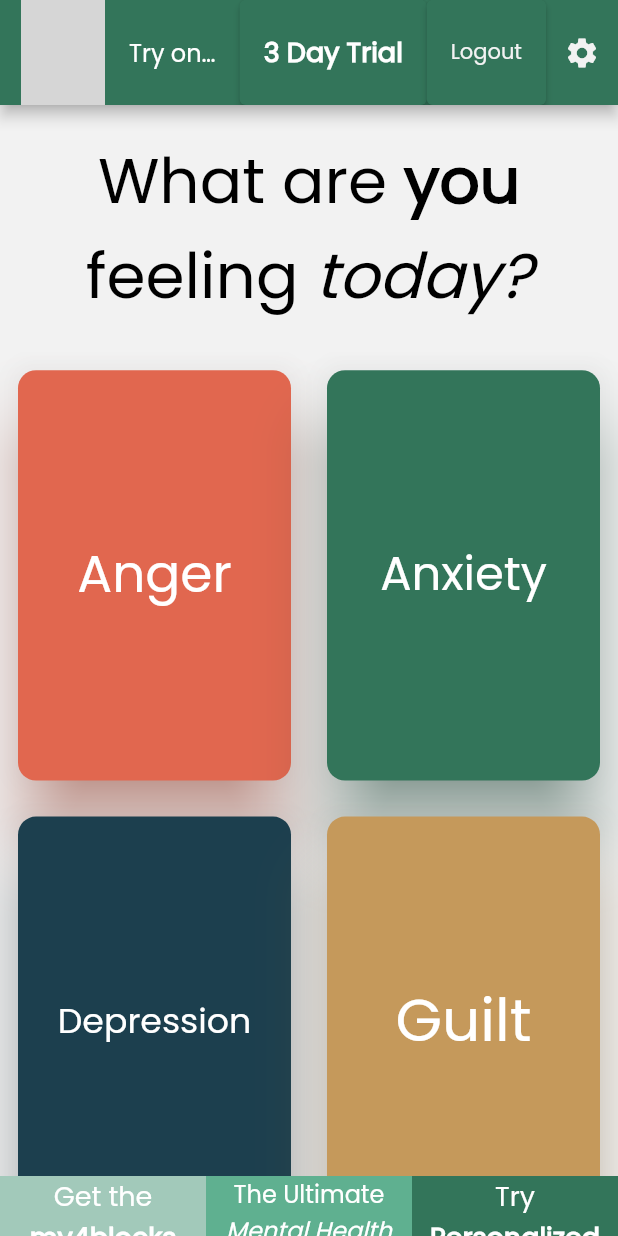
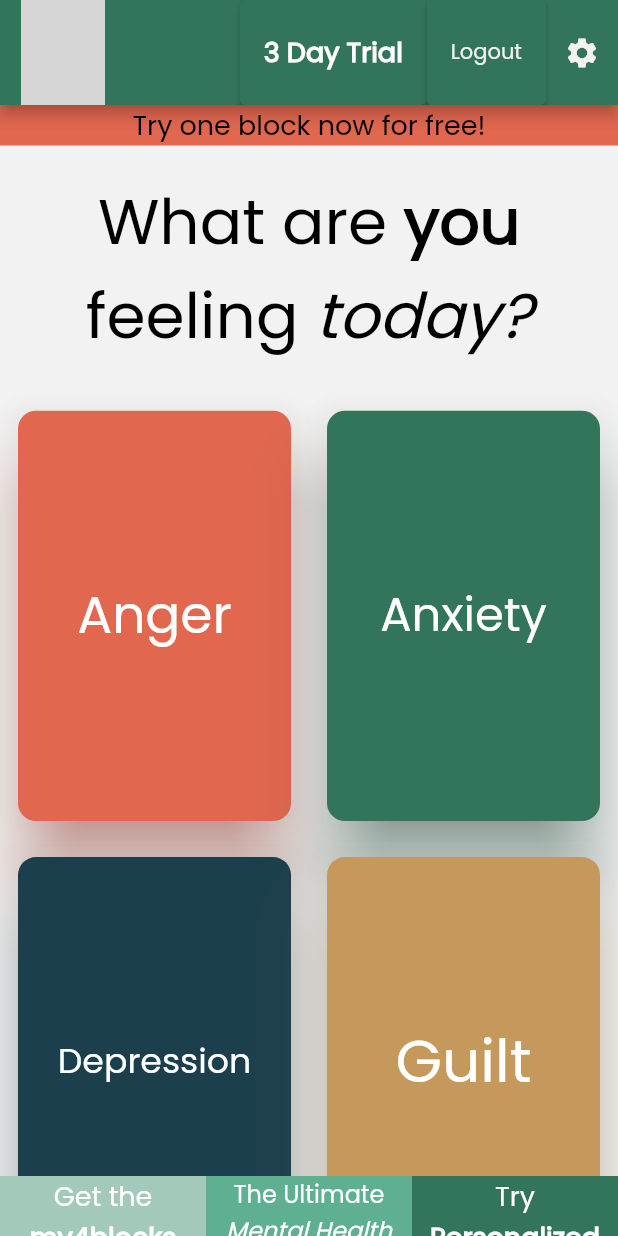
Before and after one commit to maylortaylor/MentalHealthApp, a Flutter app: the screen it shows once a user with an empty profile is signed in, on a phone screen of 412 x 824 dp. Run offline on Flutter 3.47's test engine with Material 2 defaults, Android fonts, the phone set to English and light mode, and no system bars; our stand-ins replace another_flushbar, auto_size_text, card_swiper, cloud_firestore, firebase_auth, firebase_core and 4 more; missing offline and left inert: responsive_ui, textfield_tags; accounts and stored records are empty; network calls fail; grey boxes are pictures that could not be loaded.

Commit message:
better ui with try now text and play button

```diff
--- a/mental_health_app/lib/screens/decision.screen.dart
+++ b/mental_health_app/lib/screens/decision.screen.dart
@@ -16,6 +16,7 @@ import 'package:mental_health_app/services/navigation_service.dart';
 import 'package:mental_health_app/ui/auth/register_screen.dart';
 import 'package:mental_health_app/ui/setting/setting_screen.dart';
 import 'package:mental_health_app/widgets/platform_aware_asset_image.dart';
+import 'package:mental_health_app/widgets/responsive.dart';
 import 'package:provider/provider.dart';
 
 import '../screens/prompt.screen.dart';
@@ -82,12 +83,12 @@ class _DecisionScreenState extends  State<DecisionScreen> {
         // Center(child: Text("${currentUser?.firstName}")) : Container(),
         leading: leadingAppBar(),
         leadingWidth: 70,
-        title: const Text(
+        title: !ResponsiveWidget.isSmallScreen(context) ? const Text(
           "Try one block now for free!",
           style: TextStyle(
             fontSize: 16
           ),
-          ),
+          ) : Container(),
         actions: [
           authProvider.status == Status.Unauthenticated ? ElevatedButton(
             style: ButtonStyle(
@@ -228,8 +229,22 @@ class _DecisionScreenState extends  State<DecisionScreen> {
         ),
       ),
       backgroundColor:  getBackgroundColor(),
-      body:Column(
+      body: Column(
         children: [
+          ResponsiveWidget.isSmallScreen(context) ? Container(
+            color: AppThemes.angryColor,
+            child: Row(
+              mainAxisAlignment: MainAxisAlignment.center,
+              children: [
+                Text(
+                  "Try one block now for free!",
+                  style: TextStyle(
+                    fontSize: 18,
+                    color: Colors.black
+                  ),
+                )
+            ],),
+          ) : Container(),
           Container(
             height: MediaQuery.of(context).size.height * .20,
             child: Center(
@@ -409,10 +424,10 @@ class _DecisionScreenState extends  State<DecisionScreen> {
                   textAlign: TextAlign.center,
                   text: const TextSpan(
                     text: 'Get the ',
-                    style: TextStyle(fontFamily:  AppFontFamily.poppins, fontSize: 18),
+                    style: TextStyle(fontFamily:  AppFontFamily.poppins, fontSize: 18, color: Colors.white),
                     children:  [
-                      TextSpan(text: 'my4blocks ', style: TextStyle(fontFamily:  AppFontFamily.poppins, fontWeight: FontWeight.bold, fontSize: 18)),
-                      TextSpan(text: 'masterclass', style: TextStyle(fontFamily:  AppFontFamily.poppins, fontStyle: FontStyle.italic, fontSize: 18)),
+                      TextSpan(text: 'my4blocks ', style: TextStyle(fontFamily:  AppFontFamily.poppins, fontWeight: FontWeight.bold, fontSize: 18, color: Colors.white)),
+                      TextSpan(text: 'masterclass', style: TextStyle(fontFamily:  AppFontFamily.poppins, fontStyle: FontStyle.italic, fontSize: 18, color: Colors.white)),
                     ],
                   ),
                               ),
--- a/mental_health_app/lib/screens/prompt.screen.dart
+++ b/mental_health_app/lib/screens/prompt.screen.dart
@@ -687,9 +687,9 @@ class _PromptScreenState extends State<PromptScreen> {
         Stack(
           children: [
             circle,
-            Positioned(
-              top: 5,
-              left: 5,
+            Positioned.fill(
+              child: Align(
+                alignment: Alignment.center,
                 child: IconButton(
                   onPressed: () {
                     // Go to video url
@@ -698,23 +698,15 @@ class _PromptScreenState extends State<PromptScreen> {
                     setState(() {
                       hasWatchedVideo = true;
                     });
-                  // Navigator.push(
-                  //       context,
-                  //       MaterialPageRoute(
-                  //         builder: (context) {
-                  //           return VideoScreen(videoUrl: promptsList[index].videoUrl!,);
-                  //         },
-                  //       ),
-                  //     );
                   },
-                icon: Icon(
+                  icon: const Icon(
                     Icons.play_arrow,
                     color: Colors.white,
                     )
                 ),
               ),
+            ),
           ],
-
         ),
         const AutoSizeText(
           "Play Video",
```
Lines whose indentation alone changed are shown as unchanged.
